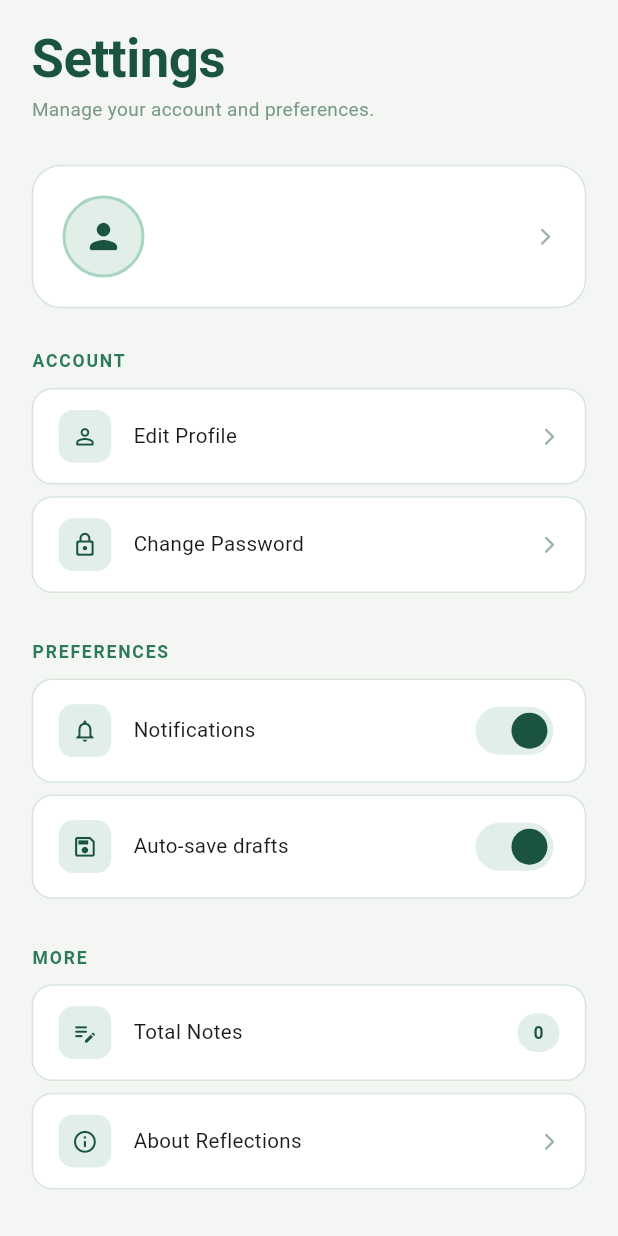
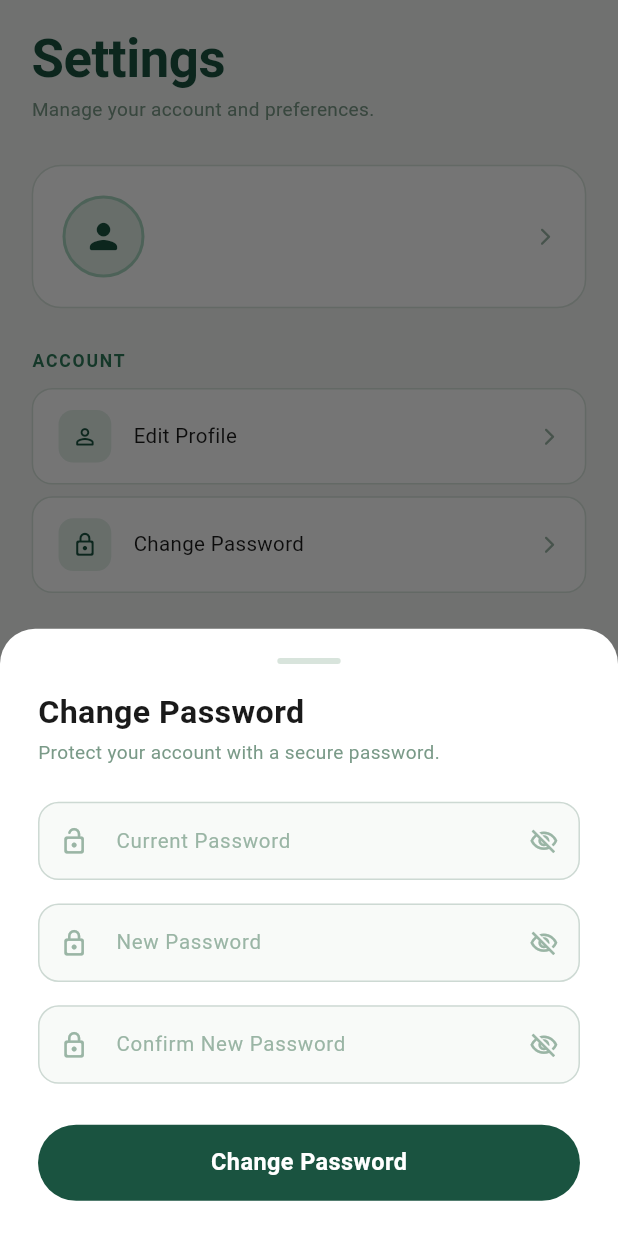
Before and after one commit to Ismail554/my_note_app_reflections, a Flutter app: the SettingsPage screen opened directly, after a tap on "Change Password", on a phone screen of 412 x 824 dp. Run offline on Flutter 3.47's test engine with Material 3 defaults, Android fonts, the phone set to English and light mode, and no system bars; our stand-ins replace cloud_firestore, firebase_auth, firebase_core, flutter_dotenv, flutter_screenutil, get and 1 more; accounts and stored records are empty; Roboto replaces fonts that are missing (Georgia).

Commit message:
implement profile management features including edit name and change password bottom sheets

```diff
--- a/lib/core/services/user_service.dart
+++ b/lib/core/services/user_service.dart
@@ -21,4 +21,10 @@ class UserService extends GetxService {
   Future<DocumentSnapshot> getUserProfile(String uid) async {
     return await _firestore.collection('users').doc(uid).get();
   }
+
+  Future<void> updateUserProfileName(String uid, String name) async {
+    await _firestore.collection('users').doc(uid).update({
+      'name': name,
+    });
+  }
 }
--- a/lib/features/add_new/presentation/pages/add_note_page.dart
+++ b/lib/features/add_new/presentation/pages/add_note_page.dart
@@ -7,7 +7,6 @@ import 'package:intl/intl.dart';
 import 'package:Reflections/core/constants/app_strings.dart';
 import 'package:Reflections/core/theme/app_colors.dart';
 import 'package:Reflections/core/theme/app_font_manager.dart';
-import 'package:Reflections/core/widgets/custom_button.dart';
 import 'package:Reflections/core/widgets/note_save_button.dart';
 import 'package:Reflections/features/home/presentation/controller/home_controller.dart';
 import 'package:Reflections/shared/models/note_model.dart';
--- a/lib/features/profile/presentation/pages/profile_page.dart
+++ b/lib/features/profile/presentation/pages/profile_page.dart
@@ -12,9 +12,29 @@ import 'package:Reflections/features/profile/presentation/widgets/profile_card.d
 import 'package:Reflections/features/profile/presentation/widgets/section_label.dart';
 import 'package:Reflections/features/profile/presentation/widgets/settings_tile.dart';
 import 'package:Reflections/features/profile/presentation/widgets/toggle_tile.dart';
+import 'package:Reflections/features/profile/presentation/widgets/edit_profile_sheet.dart';
+import 'package:Reflections/features/profile/presentation/widgets/change_password_sheet.dart';
 
 class SettingsPage extends StatelessWidget {
   const SettingsPage({super.key});
+
+  void _showEditProfile(BuildContext context, SettingsController controller) {
+    showModalBottomSheet(
+      context: context,
+      isScrollControlled: true,
+      backgroundColor: Colors.transparent,
+      builder: (context) => EditProfileSheet(controller: controller),
+    );
+  }
+
+  void _showChangePassword(BuildContext context, SettingsController controller) {
+    showModalBottomSheet(
+      context: context,
+      isScrollControlled: true,
+      backgroundColor: Colors.transparent,
+      builder: (context) => ChangePasswordSheet(controller: controller),
+    );
+  }
 
   @override
   Widget build(BuildContext context) {
@@ -39,10 +59,13 @@ class SettingsPage extends StatelessWidget {
             AppSpacing.h28,
 
             // ─── Profile Card ─────────────────────────────────────────────
-            Obx(
-              () => ProfileCard(
-                name: controller.displayName.value,
-                email: controller.email.value,
+            GestureDetector(
+              onTap: () => _showEditProfile(context, controller),
+              child: Obx(
+                () => ProfileCard(
+                  name: controller.displayName.value,
+                  email: controller.email.value,
+                ),
               ),
             ),
             AppSpacing.h28,
@@ -53,12 +76,12 @@ class SettingsPage extends StatelessWidget {
             SettingsTile(
               icon: Icons.person_outline_rounded,
               label: 'Edit Profile',
-              onTap: () {},
+              onTap: () => _showEditProfile(context, controller),
             ),
             SettingsTile(
               icon: Icons.lock_outline_rounded,
               label: 'Change Password',
-              onTap: () {},
+              onTap: () => _showChangePassword(context, controller),
             ),
 
             AppSpacing.h24,
--- /dev/null
+++ b/lib/features/profile/presentation/widgets/change_password_sheet.dart
@@ -0,0 +1,223 @@
+import 'package:flutter/material.dart';
+import 'package:flutter_screenutil/flutter_screenutil.dart';
+import 'package:get/get.dart';
+import 'package:Reflections/core/theme/app_colors.dart';
+import 'package:Reflections/core/theme/app_font_manager.dart';
+import 'package:Reflections/core/constants/app_constants.dart';
+import 'package:Reflections/core/widgets/custom_button.dart';
+import 'package:Reflections/features/profile/presentation/controller/settings_controller.dart';
+
+class ChangePasswordSheet extends StatefulWidget {
+  final SettingsController controller;
+
+  const ChangePasswordSheet({super.key, required this.controller});
+
+  @override
+  State<ChangePasswordSheet> createState() => _ChangePasswordSheetState();
+}
+
+class _ChangePasswordSheetState extends State<ChangePasswordSheet> {
+  final _formKey = GlobalKey<FormState>();
+  final _currentPasswordController = TextEditingController();
+  final _newPasswordController = TextEditingController();
+  final _confirmPasswordController = TextEditingController();
+
+  final RxBool _obscureCurrent = true.obs;
+  final RxBool _obscureNew = true.obs;
+  final RxBool _obscureConfirm = true.obs;
+  final RxBool _isSaving = false.obs;
+
+  @override
+  void dispose() {
+    _currentPasswordController.dispose();
+    _newPasswordController.dispose();
+    _confirmPasswordController.dispose();
+    super.dispose();
+  }
+
+  Future<void> _onChange() async {
+    if (_formKey.currentState?.validate() ?? false) {
+      _isSaving.value = true;
+      final success = await widget.controller.changePassword(
+        _currentPasswordController.text,
+        _newPasswordController.text,
+      );
+      _isSaving.value = false;
+      if (success) {
+        Get.back();
+      }
+    }
+  }
+
+  @override
+  Widget build(BuildContext context) {
+    return Container(
+      padding: EdgeInsets.only(
+        top: 20.h,
+        left: 24.w,
+        right: 24.w,
+        bottom: 24.h + MediaQuery.of(context).viewInsets.bottom,
+      ),
+      decoration: BoxDecoration(
+        color: AppColors.surface,
+        borderRadius: BorderRadius.vertical(top: Radius.circular(24.r)),
+      ),
+      child: Form(
+        key: _formKey,
+        child: SingleChildScrollView(
+          child: Column(
+            mainAxisSize: MainAxisSize.min,
+            crossAxisAlignment: CrossAxisAlignment.start,
+            children: [
+              // Handle bar for drag
+              Center(
+                child: Container(
+                  width: 40.w,
+                  height: 4.h,
+                  margin: EdgeInsets.only(bottom: 20.h),
+                  decoration: BoxDecoration(
+                    color: AppColors.divider,
+                    borderRadius: BorderRadius.circular(2.r),
+                  ),
+                ),
+              ),
+
+              Text(
+                'Change Password',
+                style: AppFontManager.headlineLarge,
+              ),
+              AppSpacing.h4,
+              Text(
+                'Protect your account with a secure password.',
+                style: AppFontManager.bodySmall,
+              ),
+              AppSpacing.h24,
+
+              // Current Password
+              Obx(
+                () => TextFormField(
+                  controller: _currentPasswordController,
+                  obscureText: _obscureCurrent.value,
+                  style: AppFontManager.bodyMedium.copyWith(
+                    color: AppColors.textPrimary,
+                  ),
+                  validator: (val) {
+                    if (val == null || val.isEmpty) {
+                      return 'Current password required';
+                    }
+                    return null;
+                  },
+                  decoration: InputDecoration(
+                    hintText: 'Current Password',
+                    prefixIcon: Icon(
+                      Icons.lock_open_rounded,
+                      color: AppColors.textHint,
+                      size: 20.sp,
+                    ),
+                    suffixIcon: IconButton(
+                      icon: Icon(
+                        _obscureCurrent.value
+                            ? Icons.visibility_off_outlined
+                            : Icons.visibility_outlined,
+                        color: AppColors.textHint,
+                        size: 20.sp,
+                      ),
+                      onPressed: () => _obscureCurrent.toggle(),
+                    ),
+                  ),
+                ),
+              ),
+              AppSpacing.h16,
+
+              // New Password
+              Obx(
+                () => TextFormField(
+                  controller: _newPasswordController,
+                  obscureText: _obscureNew.value,
+                  style: AppFontManager.bodyMedium.copyWith(
+                    color: AppColors.textPrimary,
+                  ),
+                  validator: (val) {
+                    if (val == null || val.isEmpty) {
+                      return 'New password required';
+                    }
+                    if (val.length < 6) {
+                      return 'Password must be at least 6 characters';
+                    }
+                    return null;
+                  },
+                  decoration: InputDecoration(
+                    hintText: 'New Password',
+                    prefixIcon: Icon(
+                      Icons.lock_outline_rounded,
+                      color: AppColors.textHint,
+                      size: 20.sp,
+                    ),
+                    suffixIcon: IconButton(
+                      icon: Icon(
+                        _obscureNew.value
+                            ? Icons.visibility_off_outlined
+                            : Icons.visibility_outlined,
+                        color: AppColors.textHint,
+                        size: 20.sp,
+                      ),
+                      onPressed: () => _obscureNew.toggle(),
+                    ),
+                  ),
+                ),
+              ),
+              AppSpacing.h16,
+
+              // Confirm New Password
+              Obx(
+                () => TextFormField(
+                  controller: _confirmPasswordController,
+                  obscureText: _obscureConfirm.value,
+                  style: AppFontManager.bodyMedium.copyWith(
+                    color: AppColors.textPrimary,
+                  ),
+                  validator: (val) {
+                    if (val == null || val.isEmpty) {
+                      return 'Confirm your new password';
+                    }
+                    if (val != _newPasswordController.text) {
+                      return 'Passwords do not match';
+                    }
+                    return null;
+                  },
+                  decoration: InputDecoration(
+                    hintText: 'Confirm New Password',
+                    prefixIcon: Icon(
+                      Icons.lock_outline_rounded,
+                      color: AppColors.textHint,
+                      size: 20.sp,
+                    ),
+                    suffixIcon: IconButton(
+                      icon: Icon(
+                        _obscureConfirm.value
+                            ? Icons.visibility_off_outlined
+                            : Icons.visibility_outlined,
+                        color: AppColors.textHint,
+                        size: 20.sp,
+                      ),
+                      onPressed: () => _obscureConfirm.toggle(),
+                    ),
+                  ),
+                ),
+              ),
+              AppSpacing.h28,
+
+              Obx(
+                () => AppPrimaryButton(
+                  label: 'Change Password',
+                  isLoading: _isSaving.value,
+                  onPressed: _onChange,
+                ),
+              ),
+            ],
+          ),
+        ),
+      ),
+    );
+  }
+}
```
Also changed, not shown: lib/core/services/auth_service.dart (+14 -0 lines), lib/features/profile/presentation/controller/settings_controller.dart (+33 -0 lines), lib/features/profile/presentation/widgets/edit_profile_sheet.dart (added, +125 -0 lines).
